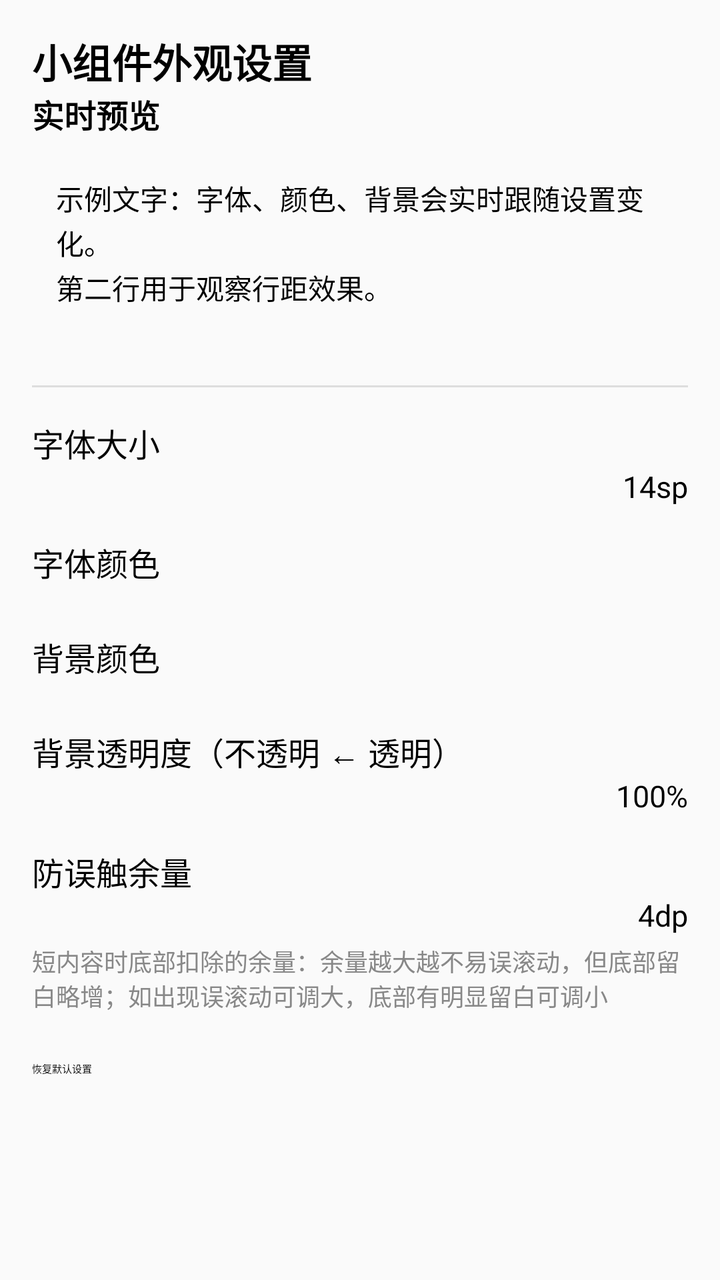
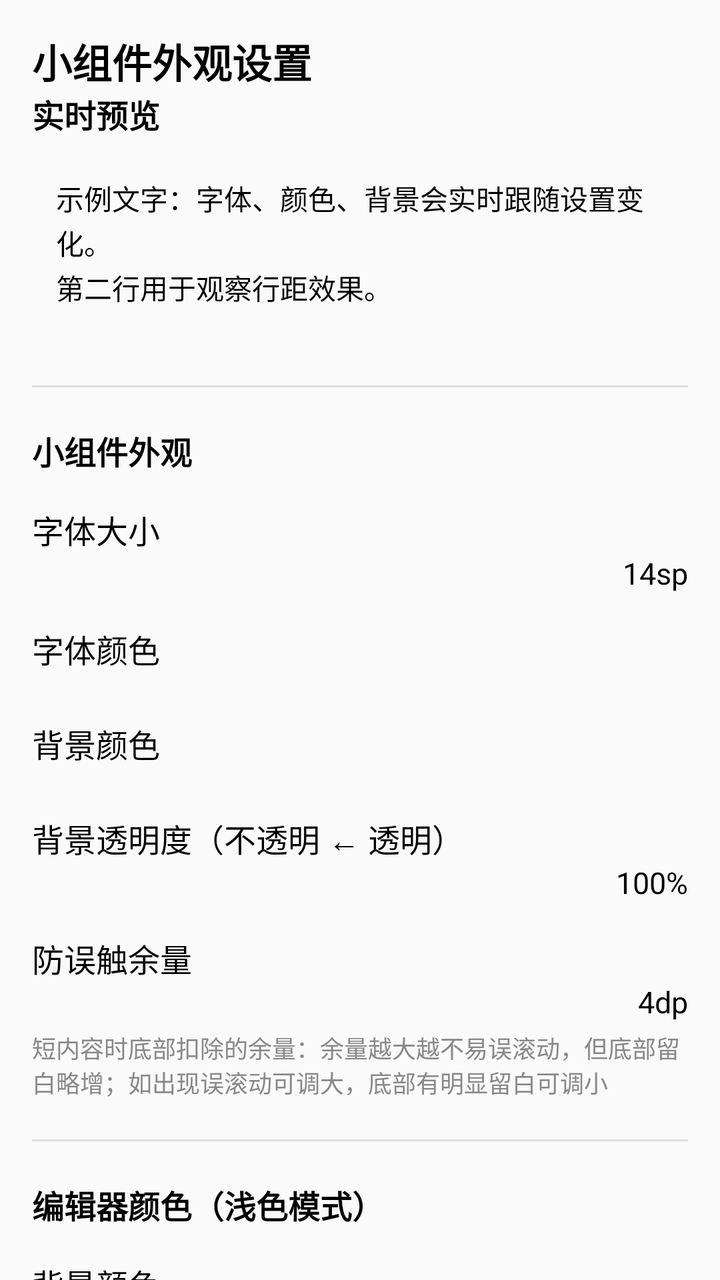

Compare the two renders of this Android layout. The source of the first and the diff that turns it into the second are given below.
<!-- AndroidManifest.xml: application theme Theme.HelloWorld -->
<!-- res/layout/activity_settings.xml -->
<?xml version="1.0" encoding="utf-8"?>
<ScrollView xmlns:android="http://schemas.android.com/apk/res/android"
    android:layout_width="match_parent"
    android:layout_height="match_parent"
    android:background="@color/settings_bg"
    android:fillViewport="true">

    <LinearLayout
        android:layout_width="match_parent"
        android:layout_height="wrap_content"
        android:orientation="vertical"
        android:padding="16dp">

        
        <TextView
            android:layout_width="match_parent"
            android:layout_height="wrap_content"
            android:text="@string/settings_title"
            android:textColor="@color/settings_text"
            android:textSize="20sp"
            android:textStyle="bold" />

        
        <TextView
            android:layout_width="match_parent"
            android:layout_height="wrap_content"
            android:text="@string/settings_preview"
            android:textColor="@color/settings_text"
            android:textSize="16sp"
            android:textStyle="bold" />

        <FrameLayout
            android:id="@+id/preview_box"
            android:layout_width="match_parent"
            android:layout_height="wrap_content"
            android:layout_marginTop="8dp"
            android:minHeight="96dp"
            android:padding="12dp">

            <TextView
                android:id="@+id/preview_text"
                android:layout_width="match_parent"
                android:layout_height="wrap_content"
                android:lineSpacingExtra="2dp"
                android:text="@string/settings_preview_sample"
                android:textSize="14sp" />
        </FrameLayout>

        <View
            android:layout_width="match_parent"
            android:layout_height="1dp"
            android:layout_marginTop="20dp"
            android:background="@color/settings_divider" />

        
        <TextView
            android:id="@+id/font_size_label"
            android:layout_width="match_parent"
            android:layout_height="wrap_content"
            android:layout_marginTop="16dp"
            android:text="@string/settings_font_size"
            android:textColor="@color/settings_text"
            android:textSize="16sp" />

        <LinearLayout
            android:layout_width="match_parent"
            android:layout_height="wrap_content"
            android:gravity="center_vertical"
            android:orientation="horizontal">

            <SeekBar
                android:id="@+id/font_size_seek"
                android:layout_width="0dp"
                android:layout_height="wrap_content"
                android:layout_weight="1"
                android:max="24" />

            <TextView
                android:id="@+id/font_size_value"
                android:layout_width="56dp"
                android:layout_height="wrap_content"
                android:gravity="end"
                android:text="14sp"
                android:textColor="@color/settings_text"
                android:textSize="15sp" />
        </LinearLayout>

        
        <TextView
            android:id="@+id/text_color_label"
            android:layout_width="match_parent"
            android:layout_height="wrap_content"
            android:layout_marginTop="16dp"
            android:text="@string/settings_text_color"
            android:textColor="@color/settings_text"
            android:textSize="16sp" />

        <HorizontalScrollView
            android:layout_width="match_parent"
            android:layout_height="wrap_content"
            android:layout_marginTop="8dp"
            android:scrollbars="none">

            <LinearLayout
                android:id="@+id/text_color_swatches"
                android:layout_width="wrap_content"
                android:layout_height="wrap_content"
                android:orientation="horizontal" />
        </HorizontalScrollView>

        
        <TextView
            android:id="@+id/bg_color_label"
            android:layout_width="match_parent"
            android:layout_height="wrap_content"
            android:layout_marginTop="16dp"
            android:text="@string/settings_bg_color"
            android:textColor="@color/settings_text"
            android:textSize="16sp" />

        <HorizontalScrollView
            android:layout_width="match_parent"
            android:layout_height="wrap_content"
            android:layout_marginTop="8dp"
            android:scrollbars="none">

            <LinearLayout
                android:id="@+id/bg_color_swatches"
                android:layout_width="wrap_content"
                android:layout_height="wrap_content"
                android:orientation="horizontal" />
        </HorizontalScrollView>

        
        <TextView
            android:id="@+id/bg_alpha_label"
            android:layout_width="match_parent"
            android:layout_height="wrap_content"
            android:layout_marginTop="16dp"
            android:text="@string/settings_bg_alpha"
            android:textColor="@color/settings_text"
            android:textSize="16sp" />

        <LinearLayout
            android:layout_width="match_parent"
            android:layout_height="wrap_content"
            android:gravity="center_vertical"
            android:orientation="horizontal">

            <SeekBar
                android:id="@+id/bg_alpha_seek"
                android:layout_width="0dp"
                android:layout_height="wrap_content"
                android:layout_weight="1"
                android:max="100" />

            <TextView
                android:id="@+id/bg_alpha_value"
                android:layout_width="56dp"
                android:layout_height="wrap_content"
                android:gravity="end"
                android:text="100%"
                android:textColor="@color/settings_text"
                android:textSize="15sp" />
        </LinearLayout>

        
        <TextView
            android:id="@+id/fill_margin_label"
            android:layout_width="match_parent"
            android:layout_height="wrap_content"
            android:layout_marginTop="16dp"
            android:text="@string/settings_fill_margin"
            android:textColor="@color/settings_text"
            android:textSize="16sp" />

        <LinearLayout
            android:layout_width="match_parent"
            android:layout_height="wrap_content"
            android:gravity="center_vertical"
            android:orientation="horizontal">

            <SeekBar
                android:id="@+id/fill_margin_seek"
                android:layout_width="0dp"
                android:layout_height="wrap_content"
                android:layout_weight="1"
                android:max="20" />

            <TextView
                android:id="@+id/fill_margin_value"
                android:layout_width="56dp"
                android:layout_height="wrap_content"
                android:gravity="end"
                android:text="4dp"
                android:textColor="@color/settings_text"
                android:textSize="15sp" />
        </LinearLayout>

        <TextView
            android:layout_width="match_parent"
            android:layout_height="wrap_content"
            android:layout_marginTop="4dp"
            android:text="@string/settings_fill_margin_hint"
            android:textColor="@color/settings_secondary"
            android:textSize="12sp" />

        <Button
            android:id="@+id/btn_reset"
            android:layout_width="match_parent"
            android:layout_height="wrap_content"
            android:layout_marginTop="24dp"
            android:text="@string/settings_reset" />

    </LinearLayout>
</ScrollView>
<!-- resources referenced by this layout -->
<resources>
  <color name="settings_bg">#FAFAFA</color>
  <color name="settings_divider">#DDDDDD</color>
  <color name="settings_secondary">#888888</color>
  <color name="settings_text">#000000</color>
  <string name="settings_bg_alpha">背景透明度（不透明 ← 透明）</string>
  <string name="settings_bg_color">背景颜色</string>
  <string name="settings_fill_margin">防误触余量</string>
  <string name="settings_fill_margin_hint">短内容时底部扣除的余量：余量越大越不易误滚动，但底部留白略增；如出现误滚动可调大，底部有明显留白可调小</string>
  <string name="settings_font_size">字体大小</string>
  <string name="settings_preview">实时预览</string>
  <string name="settings_preview_sample">示例文字：字体、颜色、背景会实时跟随设置变化。\n第二行用于观察行距效果。</string>
  <string name="settings_reset">恢复默认设置</string>
  <string name="settings_text_color">字体颜色</string>
  <string name="settings_title">小组件外观设置</string>
  <style name="Theme.HelloWorld" parent="Theme.AppCompat.NoActionBar">
          <item name="colorPrimary">@color/purple_500</item>
          <item name="colorPrimaryDark">@color/purple_700</item>
          <item name="colorAccent">@color/teal_200</item>
          
          <item name="android:windowBackground">#000000</item>
      </style>
  <color name="purple_500">#FF6200EE</color>
  <color name="purple_700">#FF3700B3</color>
  <color name="teal_200">#FF03DAC5</color>
</resources>

<!-- the commit's change to res/layout/activity_settings.xml (unified diff, before → after) -->
@@ -54,6 +54,16 @@
 
         
         <TextView
+            android:layout_width="match_parent"
+            android:layout_height="wrap_content"
+            android:layout_marginTop="20dp"
+            android:text="@string/settings_section_widget"
+            android:textColor="@color/settings_text"
+            android:textSize="16sp"
+            android:textStyle="bold" />
+
+        
+        <TextView
             android:id="@+id/font_size_label"
             android:layout_width="match_parent"
             android:layout_height="wrap_content"
@@ -205,6 +215,144 @@
             android:textColor="@color/settings_secondary"
             android:textSize="12sp" />
 
+        
+        <View
+            android:layout_width="match_parent"
+            android:layout_height="1dp"
+            android:layout_marginTop="20dp"
+            android:background="@color/settings_divider" />
+
+        <TextView
+            android:id="@+id/editor_light_section_title"
+            android:layout_width="match_parent"
+            android:layout_height="wrap_content"
+            android:layout_marginTop="20dp"
+            android:text="@string/settings_section_editor_light"
+            android:textColor="@color/settings_text"
+            android:textSize="16sp"
+            android:textStyle="bold" />
+
+        <TextView
+            android:id="@+id/editor_light_bg_label"
+            android:layout_width="match_parent"
+            android:layout_height="wrap_content"
+            android:layout_marginTop="16dp"
+            android:text="@string/settings_bg_color"
+            android:textColor="@color/settings_text"
+            android:textSize="16sp" />
+
+        <HorizontalScrollView
+            android:layout_width="match_parent"
+            android:layout_height="wrap_content"
+            android:layout_marginTop="8dp"
+            android:scrollbars="none">
+
+            <LinearLayout
+                android:id="@+id/editor_light_bg_swatches"
+                android:layout_width="wrap_content"
+                android:layout_height="wrap_content"
+                android:orientation="horizontal" />
+        </HorizontalScrollView>
+
+        <TextView
+            android:layout_width="match_parent"
+            android:layout_height="wrap_content"
+            android:layout_marginTop="4dp"
+            android:text="@string/settings_editor_bg_hint"
+            android:textColor="@color/settings_secondary"
+            android:textSize="12sp" />
+
+        <TextView
+            android:id="@+id/editor_light_text_label"
+            android:layout_width="match_parent"
+            android:layout_height="wrap_content"
+            android:layout_marginTop="16dp"
+            android:text="@string/settings_editor_text_color"
+            android:textColor="@color/settings_text"
+            android:textSize="16sp" />
+
+        <HorizontalScrollView
+            android:layout_width="match_parent"
+            android:layout_height="wrap_content"
+            android:layout_marginTop="8dp"
+            android:scrollbars="none">
+
+            <LinearLayout
+                android:id="@+id/editor_light_text_swatches"
+                android:layout_width="wrap_content"
+                android:layout_height="wrap_content"
+                android:orientation="horizontal" />
+        </HorizontalScrollView>
+
+        
+        <View
+            android:layout_width="match_parent"
+            android:layout_height="1dp"
+            android:layout_marginTop="20dp"
+            android:background="@color/settings_divider" />
+
+        <TextView
+            android:id="@+id/editor_dark_section_title"
+            android:layout_width="match_parent"
+            android:layout_height="wrap_content"
+            android:layout_marginTop="20dp"
+            android:text="@string/settings_section_editor_dark"
+            android:textColor="@color/settings_text"
+            android:textSize="16sp"
+            android:textStyle="bold" />
+
+        <TextView
+            android:id="@+id/editor_dark_bg_label"
+            android:layout_width="match_parent"
+            android:layout_height="wrap_content"
+            android:layout_marginTop="16dp"
+            android:text="@string/settings_bg_color"
+            android:textColor="@color/settings_text"
+            android:textSize="16sp" />
+
+        <HorizontalScrollView
+            android:layout_width="match_parent"
+            android:layout_height="wrap_content"
+            android:layout_marginTop="8dp"
+            android:scrollbars="none">
+
+            <LinearLayout
+                android:id="@+id/editor_dark_bg_swatches"
+                android:layout_width="wrap_content"
+                android:layout_height="wrap_content"
+                android:orientation="horizontal" />
+        </HorizontalScrollView>
+
+        <TextView
+            android:layout_width="match_parent"
+            android:layout_height="wrap_content"
+            android:layout_marginTop="4dp"
+            android:text="@string/settings_editor_bg_hint"
+            android:textColor="@color/settings_secondary"
+            android:textSize="12sp" />
+
+        <TextView
+            android:id="@+id/editor_dark_text_label"
+            android:layout_width="match_parent"
+            android:layout_height="wrap_content"
+            android:layout_marginTop="16dp"
+            android:text="@string/settings_editor_text_color"
+            android:textColor="@color/settings_text"
+            android:textSize="16sp" />
+
+        <HorizontalScrollView
+            android:layout_width="match_parent"
+            android:layout_height="wrap_content"
+            android:layout_marginTop="8dp"
+            android:scrollbars="none">
+
+            <LinearLayout
+                android:id="@+id/editor_dark_text_swatches"
+                android:layout_width="wrap_content"
+                android:layout_height="wrap_content"
+                android:orientation="horizontal" />
+        </HorizontalScrollView>
+
         <Button
             android:id="@+id/btn_reset"
             android:layout_width="match_parent"
<!-- resource entries referenced after the edit -->
@@ -6,12 +6,17 @@
   <color name="settings_text">#000000</color>
   <string name="settings_bg_alpha">背景透明度（不透明 ← 透明）</string>
   <string name="settings_bg_color">背景颜色</string>
+  <string name="settings_editor_bg_hint">「无背景」= 跟随系统主题背景（浅色=白，深色=黑）</string>
+  <string name="settings_editor_text_color">文字颜色</string>
   <string name="settings_fill_margin">防误触余量</string>
   <string name="settings_fill_margin_hint">短内容时底部扣除的余量：余量越大越不易误滚动，但底部留白略增；如出现误滚动可调大，底部有明显留白可调小</string>
   <string name="settings_font_size">字体大小</string>
   <string name="settings_preview">实时预览</string>
   <string name="settings_preview_sample">示例文字：字体、颜色、背景会实时跟随设置变化。\n第二行用于观察行距效果。</string>
   <string name="settings_reset">恢复默认设置</string>
+  <string name="settings_section_editor_dark">编辑器颜色（深色模式）</string>
+  <string name="settings_section_editor_light">编辑器颜色（浅色模式）</string>
+  <string name="settings_section_widget">小组件外观</string>
   <string name="settings_text_color">字体颜色</string>
   <string name="settings_title">小组件外观设置</string>
   <style name="Theme.HelloWorld" parent="Theme.AppCompat.NoActionBar">
